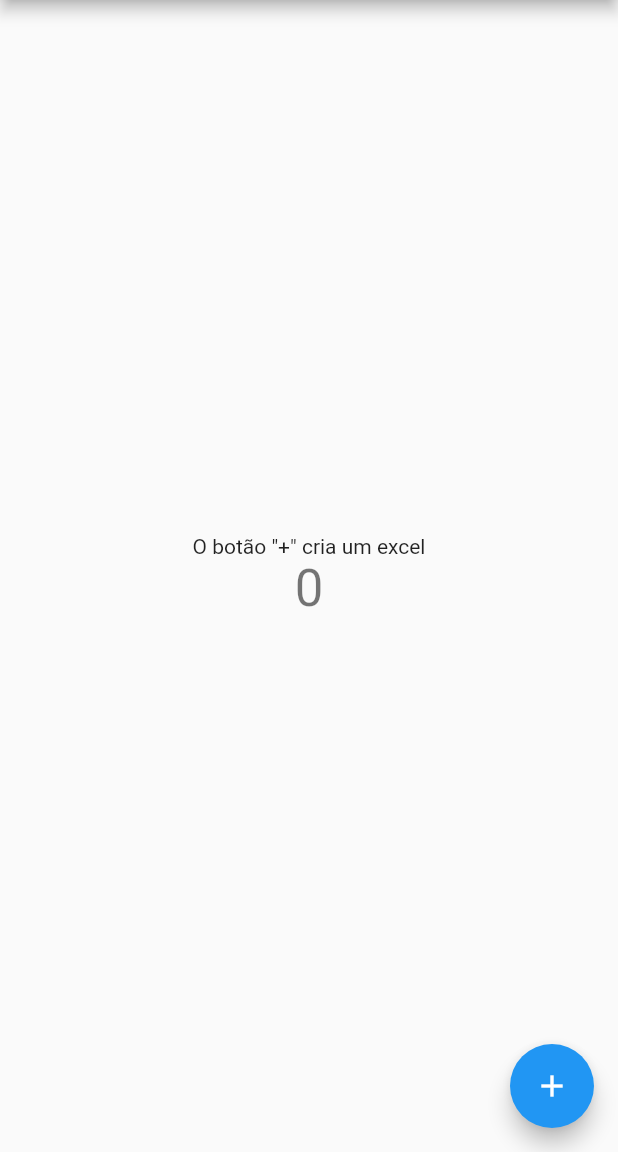
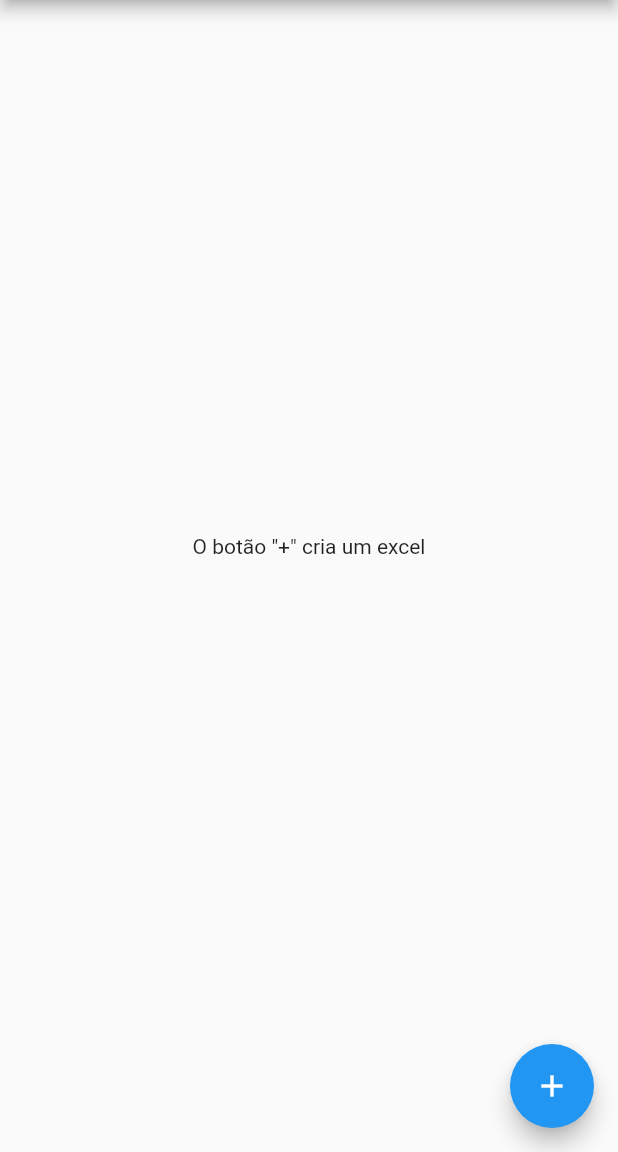
Before and after one commit to eduardlf/dartExcelConvert, a Flutter app: the screen it shows after launch, on a phone screen of 412 x 824 dp, the part 84-1236 px from its top. Run offline on Flutter 3.47's test engine with Material 2 defaults, Android fonts, the phone set to English and light mode, and no system bars.

Commit message:
fisrt commit
fisrt commit

```diff
--- /dev/null
+++ b/lib/widgets/home.dart
@@ -0,0 +1,43 @@
+import 'package:flutter/material.dart';
+
+class HomePage extends StatefulWidget {
+  const HomePage({
+    Key? key,
+    required this.title,
+  }) : super(key: key);
+
+  final String title;
+
+  @override
+  State<HomePage> createState() => _MyHomePageState();
+}
+
+class _MyHomePageState extends State<HomePage> {
+  @override
+  Widget build(BuildContext context) {
+    return Scaffold(
+      appBar: AppBar(
+        title: Text(widget.title),
+      ),
+      body: Center(
+        child: Column(
+          mainAxisAlignment: MainAxisAlignment.center,
+          children: <Widget>[
+            const Text(
+              'O botão "+" cria um excel',
+            ),
+            Text(
+              '',
+              style: Theme.of(context).textTheme.headline4,
+            ),
+          ],
+        ),
+      ),
+      floatingActionButton: FloatingActionButton(
+        onPressed: () => {print('asd')},
+        tooltip: 'Increment',
+        child: const Icon(Icons.add),
+      ),
+    );
+  }
+}
--- a/pubspec.yaml
+++ b/pubspec.yaml
@@ -30,10 +30,14 @@ dependencies:
   flutter:
     sdk: flutter
 
-  excel: ^1.1.5
+  # excel: ^1.1.5
   # The following adds the Cupertino Icons font to your application.
   # Use with the CupertinoIcons class for iOS style icons.
   cupertino_icons: ^1.0.2
+  # window_size:
+    # git:
+      # url: https://github.com/google/flutter-desktop-embedding.git
+      # path: plugins/window_size
 
 dev_dependencies:
   flutter_test:
```
Also changed, not shown: lib/main.dart (+24 -30 lines), pubspec.lock, 1 other file.
